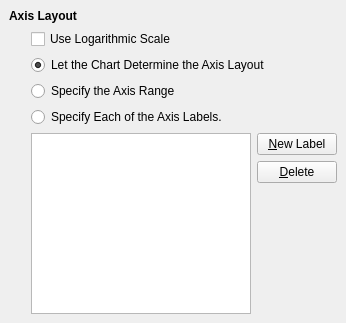
Qt form Qt/Components/Resources/UI/pqChartOptionsWidget.ui (wildmichael/ParaView3-enhancements-old) before a commit.
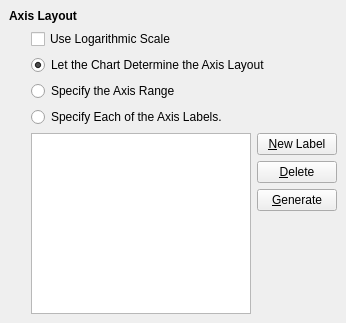
The same form after that commit. The open tabs and pages were chosen to show the change. Custom widgets are drawn as their Qt base class.

Commit message: ENH: Adding a generate labels button to the chart options dialog. It uses the same dialog the sample scalar widget uses.

Diff of the .ui file:
```diff
--- a/Qt/Components/Resources/UI/pqChartOptionsWidget.ui
+++ b/Qt/Components/Resources/UI/pqChartOptionsWidget.ui
@@ -740,7 +740,7 @@
            <property name="spacing" >
             <number>6</number>
            </property>
-           <item row="2" column="1" >
+           <item row="3" column="1" >
             <spacer>
              <property name="orientation" >
               <enum>Qt::Vertical</enum>
@@ -753,6 +753,13 @@
              </property>
             </spacer>
            </item>
+           <item row="2" column="1" >
+            <widget class="QPushButton" name="GenerateButton" >
+             <property name="text" >
+              <string>&amp;Generate</string>
+             </property>
+            </widget>
+           </item>
            <item row="1" column="1" >
             <widget class="QPushButton" name="RemoveButton" >
              <property name="text" >
@@ -767,7 +774,7 @@
              </property>
             </widget>
            </item>
-           <item rowspan="3" row="0" column="0" >
+           <item rowspan="4" row="0" column="0" >
             <widget class="QListView" name="LabelList" >
              <property name="editTriggers" >
               <set>QAbstractItemView::EditKeyPressed|QAbstractItemView::NoEditTriggers|QAbstractItemView::SelectedClicked</set>
```
Left out of the diff: 1 changed line with no effect on the pictures. The commit also changes 5 other files.
